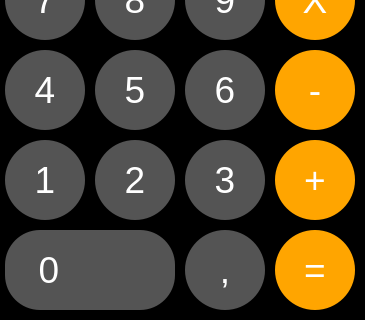
Above: calculadoraInterface.ui from leleeox/Calculadora-iPhone before the change; both pictures show x 0 to 365 and y 225 to 545 of the 365 by 545 pixel window. Below: the same form after it.
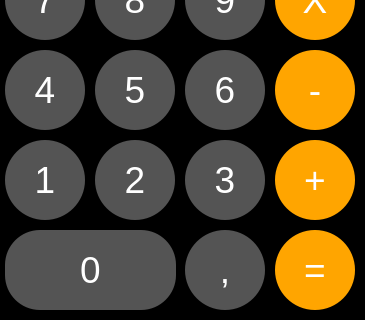
That is the form after the change. Icons and pictures are not drawn.

```diff
--- a/calculadoraInterface.ui
+++ b/calculadoraInterface.ui
@@ -307,7 +307,7 @@
      <rect>
       <x>0</x>
       <y>450</y>
-      <width>180</width>
+      <width>181</width>
       <height>90</height>
      </rect>
     </property>
@@ -323,7 +323,7 @@
      <string>&lt;html&gt;&lt;head/&gt;&lt;body&gt;&lt;p&gt;&lt;br/&gt;&lt;/p&gt;&lt;/body&gt;&lt;/html&gt;</string>
     </property>
     <property name="layoutDirection">
-     <enum>Qt::RightToLeft</enum>
+     <enum>Qt::LeftToRight</enum>
     </property>
     <property name="styleSheet">
      <string notr="true">margin: 5px;
@@ -335,7 +335,7 @@
     border-radius: 35px;</string>
     </property>
     <property name="text">
-     <string>0        </string>
+     <string>0</string>
     </property>
     <property name="shortcut">
      <string>0</string>
```
Left out of the diff: 37 changed lines with no effect on the pictures.
